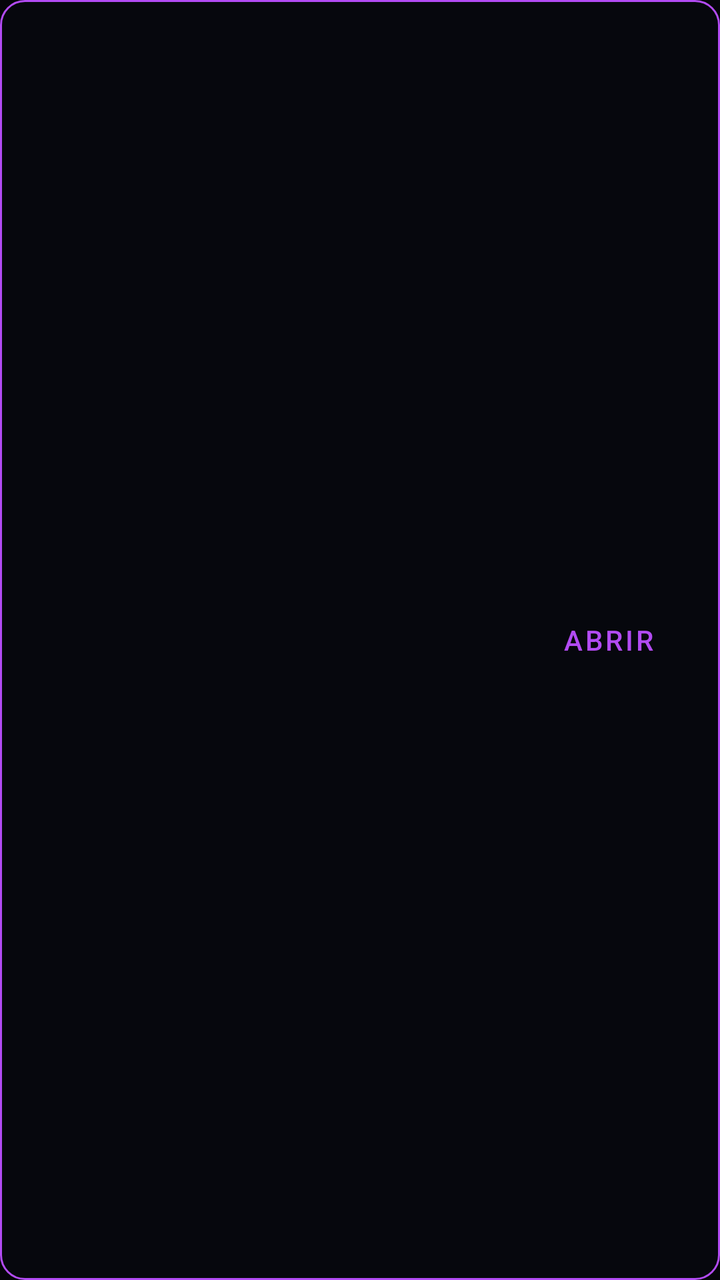
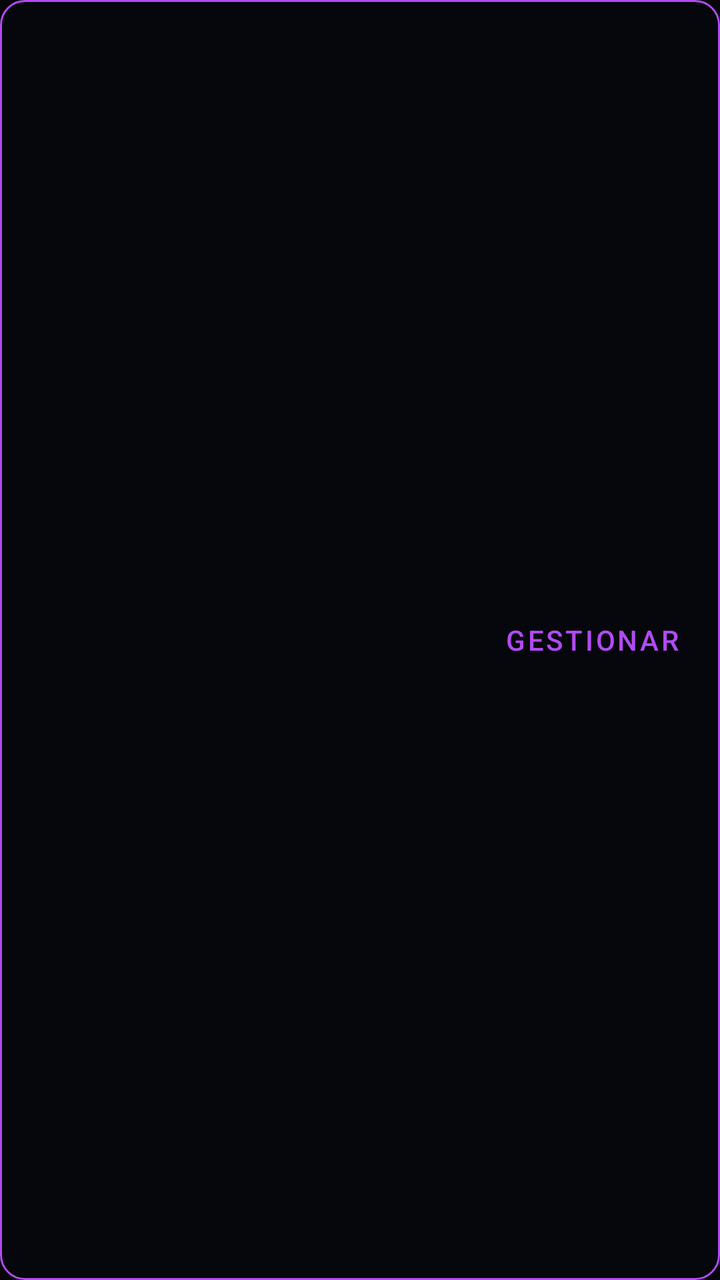

Screens rendered from an Android XML layout before and after an edit, with the pre-edit source and the edit as a unified diff.
<!-- AndroidManifest.xml: application theme Theme.PHX -->
<!-- res/layout/item_app.xml -->
<?xml version="1.0" encoding="utf-8"?>
<LinearLayout xmlns:android="http://schemas.android.com/apk/res/android"
    android:layout_width="match_parent" android:layout_height="wrap_content" android:orientation="horizontal"
    android:background="@drawable/bg_card" android:padding="12dp" android:layout_marginBottom="6dp" android:gravity="center_vertical">
    <ImageView android:id="@+id/iv_icon" android:layout_width="40dp" android:layout_height="40dp" />
    <LinearLayout android:layout_width="0dp" android:layout_height="wrap_content" android:layout_weight="1" android:orientation="vertical" android:layout_marginStart="12dp">
        <TextView android:id="@+id/tv_name" android:layout_width="match_parent" android:layout_height="wrap_content" android:textColor="@color/phx_white" android:textSize="14sp" android:singleLine="true"/>
        <TextView android:id="@+id/tv_pkg" android:layout_width="match_parent" android:layout_height="wrap_content" android:textColor="#B3FFFFFF" android:textSize="11sp" android:singleLine="true"/>
    </LinearLayout>
    <Button android:id="@+id/btn_action" android:layout_width="wrap_content" android:layout_height="40dp" android:text="Abrir" style="?attr/borderlessButtonStyle" android:textColor="@color/phx_purple"/>
</LinearLayout>
<!-- resources referenced by this layout -->
<resources>
  <color name="phx_purple">#B24BF3</color>
  <color name="phx_white">#FFFFFF</color>
  <!-- drawable bg_card (drawable) -->
  <?xml version="1.0" encoding="utf-8"?>
  <shape xmlns:android="http://schemas.android.com/apk/res/android">
      <solid android:color="@color/phx_glass" />
      <stroke android:width="1dp" android:color="@color/phx_purple" />
      <corners android:radius="12dp" />
  </shape>
  <style name="Theme.PHX" parent="Theme.MaterialComponents.DayNight.NoActionBar">
          <item name="colorPrimary">@color/phx_purple</item>
          <item name="android:colorBackground">@color/phx_bg</item>
          <item name="colorSurface">@color/phx_glass</item>
          <item name="colorOnSurface">@color/phx_white</item>
      </style>
  <color name="phx_glass">#1A1A1F2E</color>
  <color name="phx_bg">#05050A</color>
</resources>

<!-- the commit's change to res/layout/item_app.xml (unified diff, before → after) -->
@@ -7,5 +7,5 @@
         <TextView android:id="@+id/tv_name" android:layout_width="match_parent" android:layout_height="wrap_content" android:textColor="@color/phx_white" android:textSize="14sp" android:singleLine="true"/>
         <TextView android:id="@+id/tv_pkg" android:layout_width="match_parent" android:layout_height="wrap_content" android:textColor="#B3FFFFFF" android:textSize="11sp" android:singleLine="true"/>
     </LinearLayout>
-    <Button android:id="@+id/btn_action" android:layout_width="wrap_content" android:layout_height="40dp" android:text="Abrir" style="?attr/borderlessButtonStyle" android:textColor="@color/phx_purple"/>
+    <Button android:id="@+id/btn_action" android:layout_width="wrap_content" android:layout_height="40dp" android:text="Gestionar" style="?attr/borderlessButtonStyle" android:textColor="@color/phx_purple"/>
 </LinearLayout>
